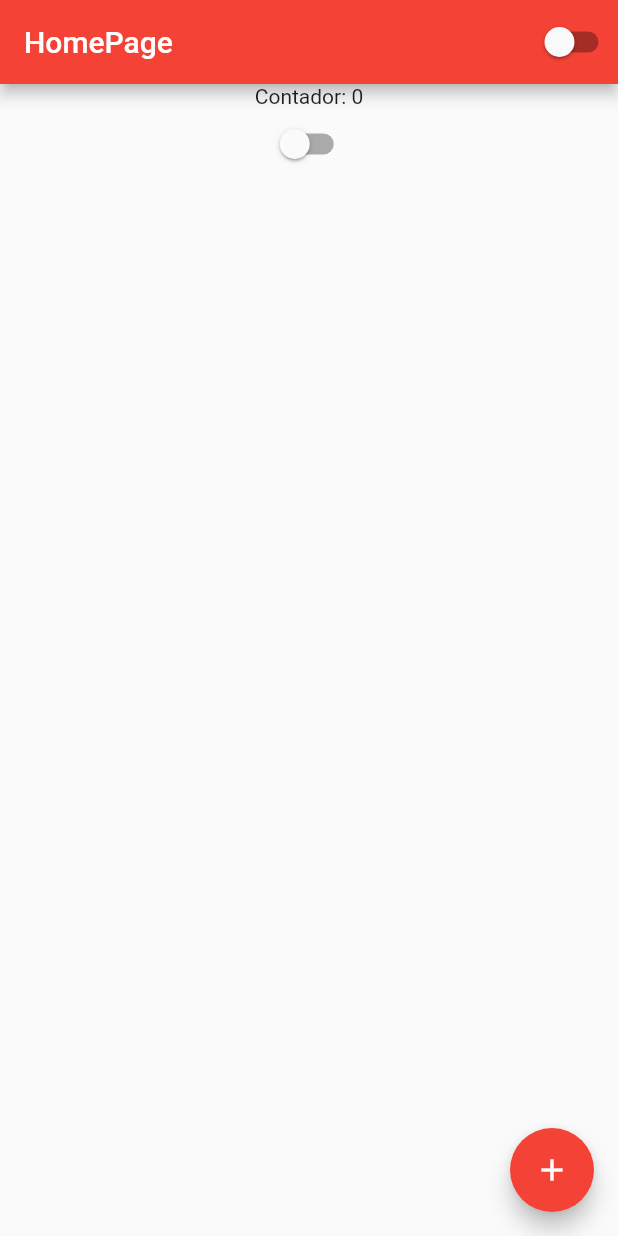
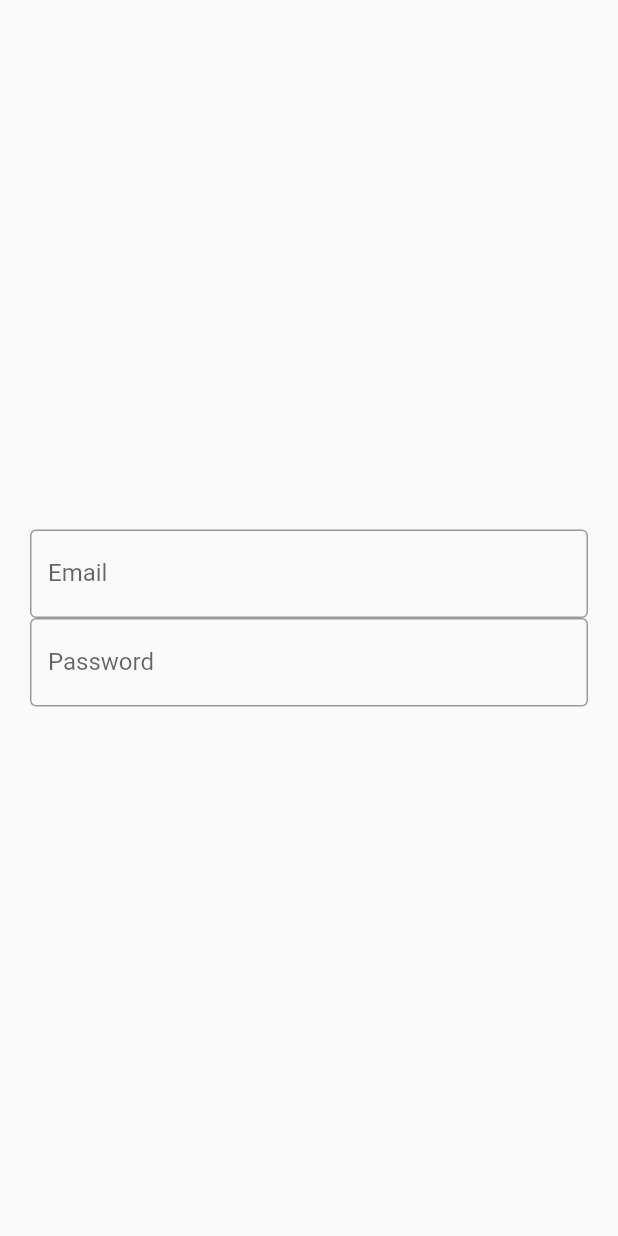
Before and after one commit to Sallazarr/Flutterando, a Flutter app: the screen it shows after launch, on a phone screen of 412 x 824 dp. Run offline on Flutter 3.47's test engine with Material 3 defaults, Android fonts, the phone set to English and light mode, and no system bars.

Commit message:
Flutterando: Login Page (TextField)

```diff
--- a/ola_mundo/lib/app_widget.dart
+++ b/ola_mundo/lib/app_widget.dart
@@ -1,6 +1,6 @@
 import 'package:flutter/material.dart';
 import 'package:ola_mundo/app_controller.dart';
-import 'package:ola_mundo/home_page.dart';
+import 'package:ola_mundo/login_page.dart';
 
 class AppWidget extends StatelessWidget {
   @override
@@ -10,13 +10,13 @@ class AppWidget extends StatelessWidget {
       builder: (context, child) {
         return MaterialApp(
           theme: ThemeData(
-            primarySwatch: Colors.red,
+            primarySwatch: Colors.deepPurple,
             useMaterial3: false,
             brightness: appController.instance.isDarkTheme
                 ? Brightness.dark
                 : Brightness.light,
           ),
-          home: HomePage(),
+          home: LoginPage(),
         );
       },
     );
--- /dev/null
+++ b/ola_mundo/lib/login_page.dart
@@ -0,0 +1,44 @@
+import 'package:flutter/material.dart';
+
+class LoginPage extends StatefulWidget {
+  @override
+  _LoginPageState createState() => _LoginPageState();
+}
+
+class _LoginPageState extends State<LoginPage> {
+  @override
+  Widget build(BuildContext context) {
+    return Material(
+      child: SizedBox(
+        width: double.infinity,
+        height: double.infinity,
+
+        child: Padding(
+          padding: const EdgeInsets.all(20.0),
+
+          child: Column(
+            mainAxisAlignment: MainAxisAlignment.center,
+
+            children: [
+              TextField(
+                keyboardType: TextInputType.emailAddress,
+                decoration: InputDecoration(
+                  labelText: 'Email',
+                  border: OutlineInputBorder(),
+                ),
+              ),
+
+              TextField(
+                obscureText: true,
+                decoration: InputDecoration(
+                  labelText: 'Password',
+                  border: OutlineInputBorder(),
+                ),
+              ),
+            ],
+          ),
+        ),
+      ),
+    );
+  }
+}
```
Also changed, not shown: ola_mundo/lib/home_page.dart (+19 -2 lines).
